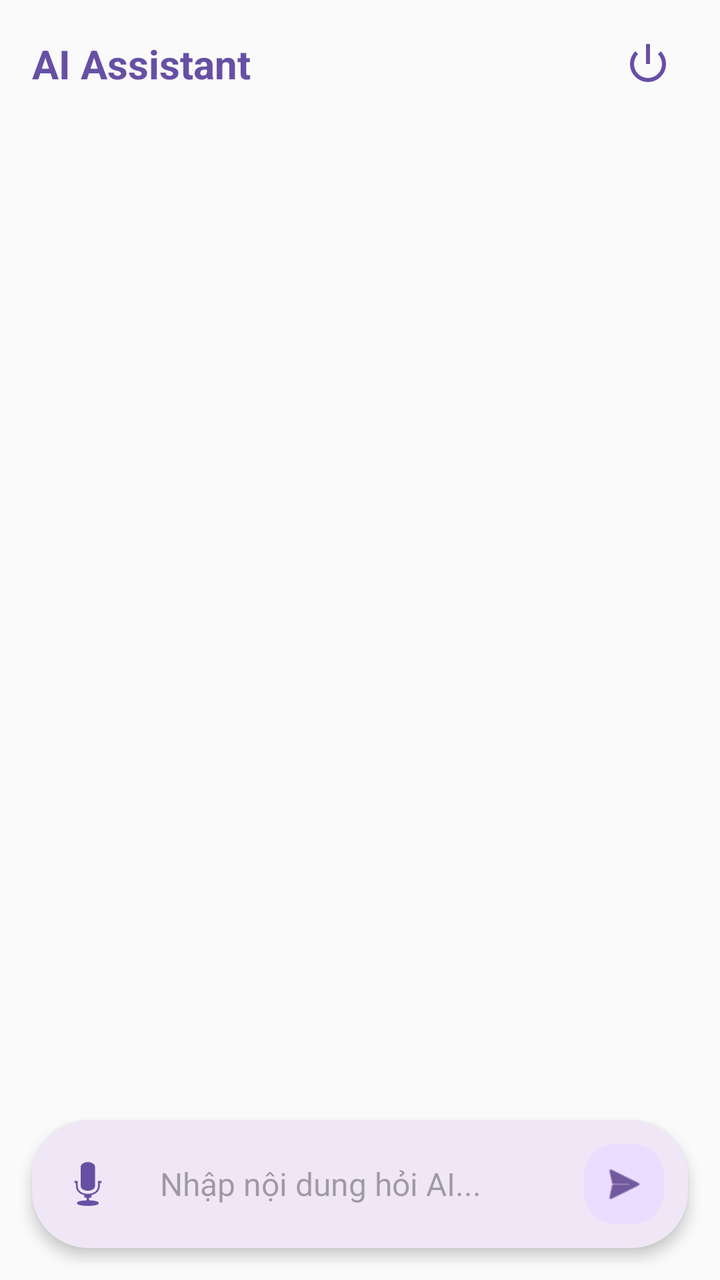
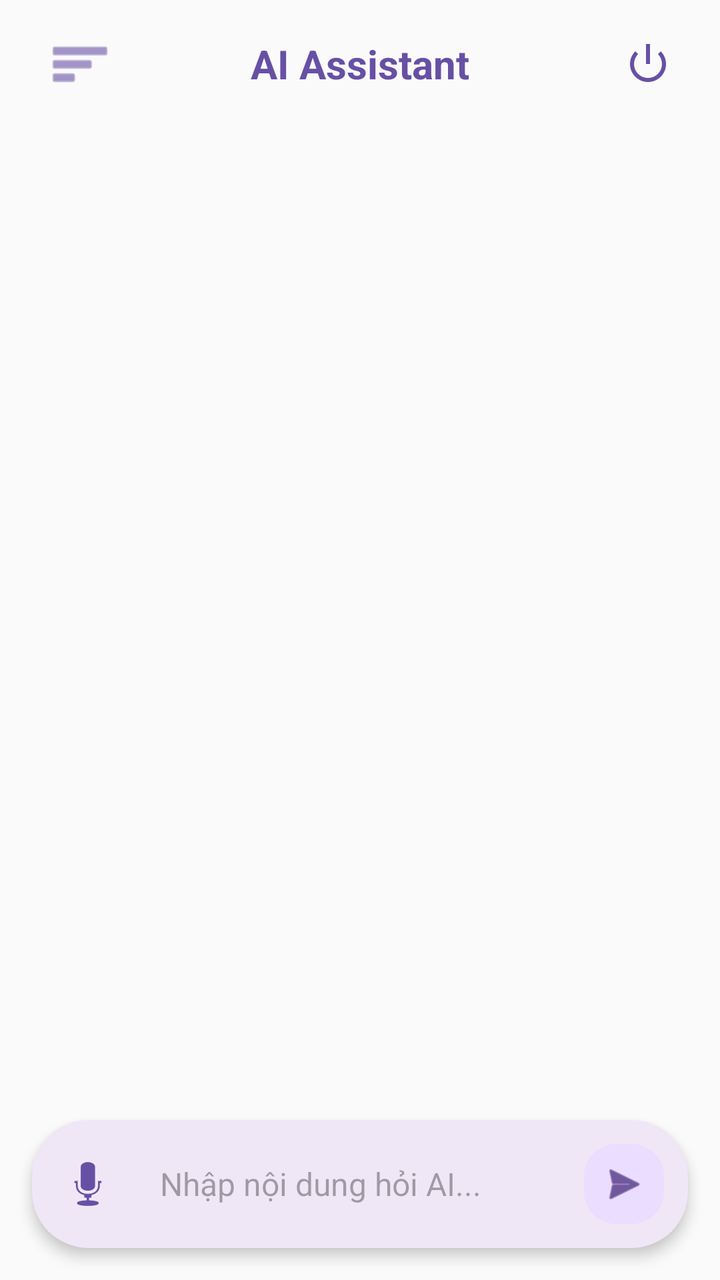

The first picture is an Android layout as it rendered before a commit; the second is the same layout after the commit. The layout source and the unified diff follow.
<!-- AndroidManifest.xml: application theme Theme.MyApplication -->
<!-- res/layout/activity_main.xml -->
<?xml version="1.0" encoding="utf-8"?>
<androidx.constraintlayout.widget.ConstraintLayout xmlns:android="http://schemas.android.com/apk/res/android"
    xmlns:app="http://schemas.android.com/apk/res-auto"
    android:id="@+id/main"
    android:layout_width="match_parent"
    android:layout_height="match_parent"
    android:background="#FAFAFA">

    <com.google.android.material.appbar.MaterialToolbar
        android:id="@+id/toolbar"
        android:layout_width="match_parent"
        android:layout_height="?attr/actionBarSize"
        android:background="@android:color/transparent"
        app:layout_constraintTop_toTopOf="parent">

        <TextView
            android:layout_width="wrap_content"
            android:layout_height="wrap_content"
            android:text="AI Assistant"
            android:textSize="20sp"
            android:textStyle="bold"
            android:textColor="?attr/colorPrimary"/>

        <ImageButton
            android:id="@+id/btnLogout"
            android:layout_width="48dp"
            android:layout_height="48dp"
            android:layout_gravity="end"
            android:layout_marginEnd="12dp"
            android:background="?attr/selectableItemBackgroundBorderless"
            android:src="@android:drawable/ic_lock_power_off"
            app:tint="?attr/colorPrimary" />
    </com.google.android.material.appbar.MaterialToolbar>

    <androidx.recyclerview.widget.RecyclerView
        android:id="@+id/rvChat"
        android:layout_width="match_parent"
        android:layout_height="0dp"
        android:clipToPadding="false"
        android:padding="16dp"
        android:paddingBottom="88dp"
        app:layout_constraintTop_toBottomOf="@id/toolbar"
        app:layout_constraintBottom_toBottomOf="parent" />

    <com.google.android.material.card.MaterialCardView
        android:id="@+id/inputArea"
        android:layout_width="match_parent"
        android:layout_height="wrap_content"
        android:layout_margin="16dp"
        app:cardCornerRadius="28dp"
        app:cardElevation="4dp"
        app:strokeWidth="0dp"
        app:layout_constraintBottom_toBottomOf="parent">

        <LinearLayout
            android:layout_width="match_parent"
            android:layout_height="wrap_content"
            android:gravity="center_vertical"
            android:orientation="horizontal"
            android:padding="4dp">

            <ImageButton
                android:id="@+id/btnVoice"
                android:layout_width="48dp"
                android:layout_height="48dp"
                android:background="?attr/selectableItemBackgroundBorderless"
                android:src="@android:drawable/ic_btn_speak_now"
                app:tint="?attr/colorPrimary" />

            <EditText
                android:id="@+id/edtMessage"
                android:layout_width="0dp"
                android:layout_height="wrap_content"
                android:layout_weight="1"
                android:background="@android:color/transparent"
                android:hint="Nhập nội dung hỏi AI..."
                android:inputType="textMultiLine"
                android:maxLines="4"
                android:padding="12dp"
                android:textSize="16sp" />

            <com.google.android.material.floatingactionbutton.FloatingActionButton
                android:id="@+id/btnSend"
                android:layout_width="wrap_content"
                android:layout_height="wrap_content"
                android:layout_margin="4dp"
                app:fabCustomSize="40dp"
                app:elevation="0dp"
                app:srcCompat="@android:drawable/ic_menu_send" />
        </LinearLayout>
    </com.google.android.material.card.MaterialCardView>

</androidx.constraintlayout.widget.ConstraintLayout>
<!-- resources referenced by this layout -->
<resources>
  <style name="Theme.MyApplication" parent="Base.Theme.MyApplication" />
  <style name="Base.Theme.MyApplication" parent="Theme.Material3.DayNight.NoActionBar">
          
          
      </style>
</resources>

<!-- the commit's change to res/layout/activity_main.xml (unified diff, before → after) -->
@@ -1,93 +1,128 @@
 <?xml version="1.0" encoding="utf-8"?>
-<androidx.constraintlayout.widget.ConstraintLayout xmlns:android="http://schemas.android.com/apk/res/android"
+<androidx.drawerlayout.widget.DrawerLayout
+    xmlns:android="http://schemas.android.com/apk/res/android"
     xmlns:app="http://schemas.android.com/apk/res-auto"
-    android:id="@+id/main"
+    android:id="@+id/drawerLayout"
     android:layout_width="match_parent"
     android:layout_height="match_parent"
-    android:background="#FAFAFA">
+    android:fitsSystemWindows="true">
 
-    <com.google.android.material.appbar.MaterialToolbar
-        android:id="@+id/toolbar"
+    <androidx.constraintlayout.widget.ConstraintLayout
         android:layout_width="match_parent"
-        android:layout_height="?attr/actionBarSize"
-        android:background="@android:color/transparent"
-        app:layout_constraintTop_toTopOf="parent">
+        android:layout_height="match_parent"
+        android:background="#FAFAFA">
 
-        <TextView
-            android:layout_width="wrap_content"
+        <com.google.android.material.appbar.MaterialToolbar
+            android:id="@+id/toolbar"
+            android:layout_width="match_parent"
+            android:layout_height="?attr/actionBarSize"
+            android:background="@android:color/transparent"
+            app:layout_constraintTop_toTopOf="parent">
+
+            <ImageButton
+                android:id="@+id/btnMenu"
+                android:layout_width="48dp"
+                android:layout_height="48dp"
+                android:background="?attr/selectableItemBackgroundBorderless"
+                android:src="@android:drawable/ic_menu_sort_by_size"
+                app:tint="?attr/colorPrimary" />
+
+            <TextView
+                android:layout_width="wrap_content"
+                android:layout_height="wrap_content"
+                android:layout_gravity="center"
+                android:text="AI Assistant"
+                android:textSize="20sp"
+                android:textStyle="bold"
+                android:textColor="?attr/colorPrimary"/>
+
+            <ImageButton
+                android:id="@+id/btnLogout"
+                android:layout_width="48dp"
+                android:layout_height="48dp"
+                android:layout_gravity="end"
+                android:layout_marginEnd="12dp"
+                android:background="?attr/selectableItemBackgroundBorderless"
+                android:src="@android:drawable/ic_lock_power_off"
+                app:tint="?attr/colorPrimary" />
+        </com.google.android.material.appbar.MaterialToolbar>
+
+        <androidx.recyclerview.widget.RecyclerView
+            android:id="@+id/rvChat"
+            android:layout_width="0dp"
+            android:layout_height="0dp"
+            android:clipToPadding="false"
+            android:padding="16dp"
+            app:layout_constraintTop_toBottomOf="@id/toolbar"
+            app:layout_constraintStart_toStartOf="parent"
+            app:layout_constraintEnd_toEndOf="parent"
+            app:layout_constraintBottom_toTopOf="@id/inputArea" />
+
+        <com.google.android.material.card.MaterialCardView
+            android:id="@+id/inputArea"
+            android:layout_width="0dp"
             android:layout_height="wrap_content"
-            android:text="AI Assistant"
-            android:textSize="20sp"
-            android:textStyle="bold"
-            android:textColor="?attr/colorPrimary"/>
+            android:layout_margin="16dp"
+            app:cardCornerRadius="28dp"
+            app:cardElevation="4dp"
+            app:strokeWidth="0dp"
+            app:layout_constraintBottom_toBottomOf="parent"
+            app:layout_constraintStart_toStartOf="parent"
+            app:layout_constraintEnd_toEndOf="parent">
+            <LinearLayout
+                android:layout_width="match_parent"
+                android:layout_height="wrap_content"
+                android:gravity="center_vertical"
+                android:orientation="horizontal"
+                android:padding="4dp">
+                <ImageButton android:id="@+id/btnVoice" android:layout_width="48dp" android:layout_height="48dp" android:background="?attr/selectableItemBackgroundBorderless" android:src="@android:drawable/ic_btn_speak_now" app:tint="?attr/colorPrimary" />
+                <EditText android:id="@+id/edtMessage" android:layout_width="0dp" android:layout_height="wrap_content" android:layout_weight="1" android:background="@android:color/transparent" android:hint="Nhập nội dung hỏi AI..." android:inputType="textMultiLine" android:maxLines="4" android:padding="12dp" android:textSize="16sp" />
+                <com.google.android.material.floatingactionbutton.FloatingActionButton android:id="@+id/btnSend" android:layout_width="wrap_content" android:layout_height="wrap_content" android:layout_margin="4dp" app:fabCustomSize="40dp" app:elevation="0dp" app:srcCompat="@android:drawable/ic_menu_send" />
+            </LinearLayout>
+        </com.google.android.material.card.MaterialCardView>
+    </androidx.constraintlayout.widget.ConstraintLayout>
 
-        <ImageButton
-            android:id="@+id/btnLogout"
-            android:layout_width="48dp"
-            android:layout_height="48dp"
-            android:layout_gravity="end"
-            android:layout_marginEnd="12dp"
-            android:background="?attr/selectableItemBackgroundBorderless"
-            android:src="@android:drawable/ic_lock_power_off"
-            app:tint="?attr/colorPrimary" />
-    </com.google.android.material.appbar.MaterialToolbar>
-
-    <androidx.recyclerview.widget.RecyclerView
-        android:id="@+id/rvChat"
-        android:layout_width="match_parent"
-        android:layout_height="0dp"
-        android:clipToPadding="false"
-        android:padding="16dp"
-        android:paddingBottom="88dp"
-        app:layout_constraintTop_toBottomOf="@id/toolbar"
-        app:layout_constraintBottom_toBottomOf="parent" />
-
-    <com.google.android.material.card.MaterialCardView
-        android:id="@+id/inputArea"
-        android:layout_width="match_parent"
-        android:layout_height="wrap_content"
-        android:layout_margin="16dp"
-        app:cardCornerRadius="28dp"
-        app:cardElevation="4dp"
-        app:strokeWidth="0dp"
-        app:layout_constraintBottom_toBottomOf="parent">
+    <com.google.android.material.navigation.NavigationView
+        android:id="@+id/navigationView"
+        android:layout_width="280dp"
+        android:layout_height="match_parent"
+        android:layout_gravity="start"
+        android:background="#FFFFFF">
 
         <LinearLayout
             android:layout_width="match_parent"
-            android:layout_height="wrap_content"
-            android:gravity="center_vertical"
-            android:orientation="horizontal"
-            android:padding="4dp">
+            android:layout_height="match_parent"
+            android:orientation="vertical"
+            android:padding="16dp">
 
-            <ImageButton
-                android:id="@+id/btnVoice"
-                android:layout_width="48dp"
-                android:layout_height="48dp"
-                android:background="?attr/selectableItemBackgroundBorderless"
-                android:src="@android:drawable/ic_btn_speak_now"
-                app:tint="?attr/colorPrimary" />
+            <com.google.android.material.button.MaterialButton
+                android:id="@+id/btnNewChat"
+                android:layout_width="match_parent"
+                android:layout_height="56dp"
+                android:text="+  Cuộc trò chuyện mới"
+                android:textAllCaps="false"
+                android:textSize="16sp"
+                app:cornerRadius="28dp"
+                style="@style/Widget.MaterialComponents.Button.Icon"/>
 
-            <EditText
-                android:id="@+id/edtMessage"
-                android:layout_width="0dp"
-                android:layout_height="wrap_content"
-                android:layout_weight="1"
-                android:background="@android:color/transparent"
-                android:hint="Nhập nội dung hỏi AI..."
-                android:inputType="textMultiLine"
-                android:maxLines="4"
-                android:padding="12dp"
-                android:textSize="16sp" />
-
-            <com.google.android.material.floatingactionbutton.FloatingActionButton
-                android:id="@+id/btnSend"
+            <TextView
                 android:layout_width="wrap_content"
                 android:layout_height="wrap_content"
-                android:layout_margin="4dp"
-                app:fabCustomSize="40dp"
-                app:elevation="0dp"
-                app:srcCompat="@android:drawable/ic_menu_send" />
+                android:text="Gần đây"
+                android:textSize="14sp"
+                android:textStyle="bold"
+                android:textColor="#757575"
+                android:layout_marginTop="24dp"
+                android:layout_marginBottom="8dp"
+                android:layout_marginStart="8dp"/>
+
+            <androidx.recyclerview.widget.RecyclerView
+                android:id="@+id/rvHistorySessions"
+                android:layout_width="match_parent"
+                android:layout_height="0dp"
+                android:layout_weight="1"
+                android:scrollbars="vertical"/>
         </LinearLayout>
-    </com.google.android.material.card.MaterialCardView>
+    </com.google.android.material.navigation.NavigationView>
 
-</androidx.constraintlayout.widget.ConstraintLayout>
+</androidx.drawerlayout.widget.DrawerLayout>
